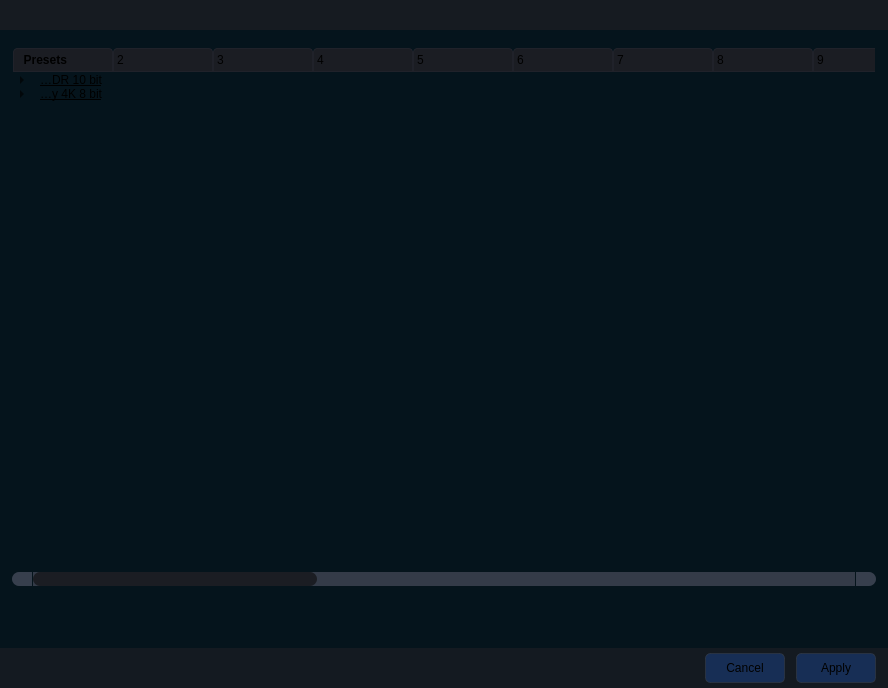
The window that app/selectpreset.ui (CineEncoder/cine-encoder) describes before a commit, drawn with Qt 5.
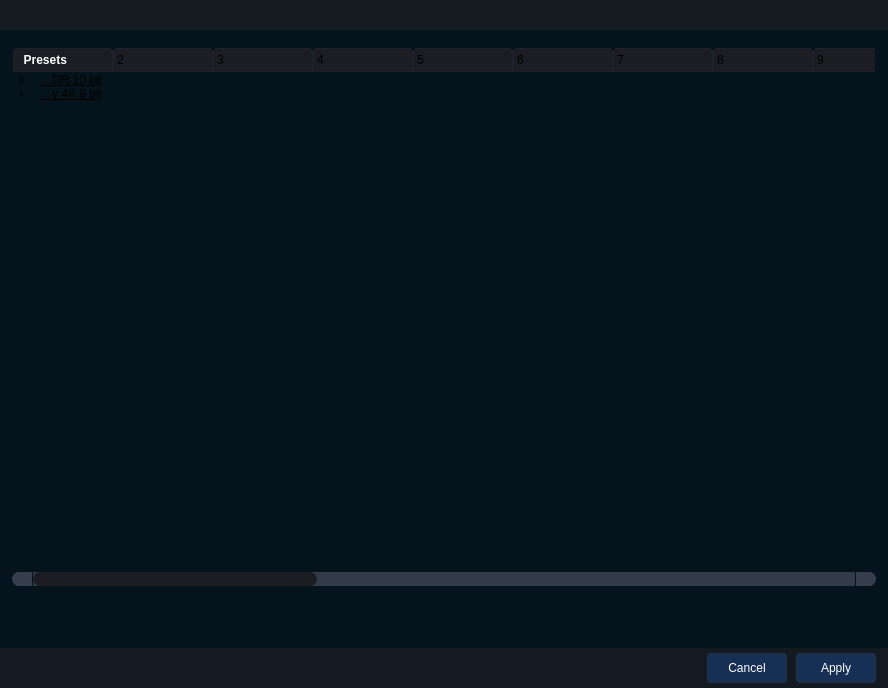
The same window after the commit. Icons and pictures are not drawn.

The edit to the form file:
```diff
--- a/app/selectpreset.ui
+++ b/app/selectpreset.ui
@@ -378,6 +378,15 @@
               <bold>true</bold>
              </font>
             </property>
+            <property name="foreground">
+             <brush brushstyle="SolidPattern">
+              <color alpha="255">
+               <red>255</red>
+               <green>255</green>
+               <blue>255</blue>
+              </color>
+             </brush>
+            </property>
            </column>
            <column>
             <property name="text">
@@ -934,8 +943,9 @@
              </property>
              <property name="styleSheet">
               <string notr="true">QPushButton {
+	color: rgb(255, 255, 255);
 	border: 1px solid rgba(52, 59, 72, 150);
-	border-radius: 5px;	
+	border-radius: 4px;	
 	background-color: rgba(25, 59, 120, 150);
 }
 QPushButton:hover {
@@ -962,7 +972,7 @@
              </property>
              <property name="sizeHint" stdset="0">
               <size>
-               <width>5</width>
+               <width>3</width>
                <height>20</height>
               </size>
              </property>
@@ -998,8 +1008,9 @@
              </property>
              <property name="styleSheet">
               <string notr="true">QPushButton {
+	color: rgb(255, 255, 255);
 	border: 1px solid rgba(52, 59, 72, 150);
-	border-radius: 5px;	
+	border-radius: 4px;	
 	background-color: rgba(25, 59, 120, 150);
 }
 QPushButton:hover {
```
